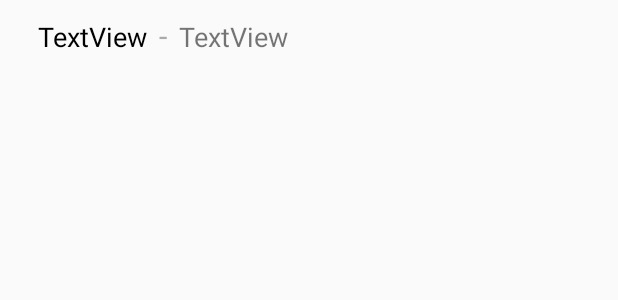
After one commit to LyanTorres/NFCBusinessCards, an Android app: the layout list_group.xml on its own in the app's theme, with its tools: preview values and no code run, on a phone screen of 412 x 824 dp. The commit adds this screen. Shown: the top 300 px of the screen. Run offline under Robolectric (Android 15) with nearby library versions, the light colour scheme and no system bars.

Commit message:
reqorking adatabase to be able to populate expandable list view

```diff
--- a/TorresLyan_PP6/app/src/main/java/com/example/lyantorres/torreslyan_pp6/Objects/DatabaseHelper.java
+++ b/TorresLyan_PP6/app/src/main/java/com/example/lyantorres/torreslyan_pp6/Objects/DatabaseHelper.java
@@ -9,7 +9,7 @@ public final class DatabaseHelper {
 
     // REFS
     public static final String CONTACTINFO_REF = "contactInfo";
-    public final String SAVEDCARDS_REF = "savedCards";
+    public static final String SAVEDCARDS_REF = "savedCards";
 
     public static final String NAME_KEY = "name";
     public static final String JOBTITLE_KEY = "jobTitle";
--- a/TorresLyan_PP6/app/src/main/java/com/example/lyantorres/torreslyan_pp6/ProfileActivity.java
+++ b/TorresLyan_PP6/app/src/main/java/com/example/lyantorres/torreslyan_pp6/ProfileActivity.java
@@ -57,6 +57,8 @@ public class ProfileActivity extends AppCompatActivity implements ProfilePreview
 
     @Override
     public void saveToNFCWasClicked() {
+
+
 
         mNfcAdapter = NfcAdapter.getDefaultAdapter(this);
         mNfcPendingIntent = PendingIntent.getActivity(this, 0,
--- a/TorresLyan_PP6/app/src/main/res/layout/fragment_expanded_list.xml
+++ b/TorresLyan_PP6/app/src/main/res/layout/fragment_expanded_list.xml
@@ -10,7 +10,6 @@
         android:id="@android:id/empty"
         android:layout_width="wrap_content"
         android:layout_height="wrap_content"
-        android:layout_marginEnd="8dp"
         android:text="You have no saved cards"
         android:textSize="18sp"
         app:layout_constraintBottom_toBottomOf="parent"
--- /dev/null
+++ b/TorresLyan_PP6/app/src/main/res/layout/list_group.xml
@@ -0,0 +1,52 @@
+<?xml version="1.0" encoding="utf-8"?>
+<android.support.constraint.ConstraintLayout
+    xmlns:android="http://schemas.android.com/apk/res/android"
+    xmlns:app="http://schemas.android.com/apk/res-auto"
+    xmlns:tools="http://schemas.android.com/tools"
+    android:layout_width="match_parent"
+    android:layout_height="wrap_content">
+
+    <LinearLayout
+        android:layout_width="match_parent"
+        android:layout_height="match_parent"
+        android:orientation="horizontal"
+        tools:layout_editor_absoluteX="0dp"
+        tools:layout_editor_absoluteY="1dp">
+
+        <TextView
+            android:id="@+id/list_firstItem_TV"
+            android:layout_width="wrap_content"
+            android:layout_height="wrap_content"
+            android:layout_weight="0"
+            android:text="TextView"
+            android:textColor="@android:color/black"
+            android:textSize="18sp"
+            android:layout_marginTop="10dp"
+            android:layout_marginBottom="10dp"
+            android:layout_marginLeft="25dp"/>
+
+        <TextView
+            android:layout_width="wrap_content"
+            android:layout_height="wrap_content"
+            android:layout_marginLeft="8dp"
+            android:layout_marginRight="8dp"
+            android:layout_weight="0"
+            android:text="-"
+            android:textAlignment="center"
+            android:textColor="@android:color/darker_gray"
+            android:textSize="20sp"
+            android:layout_marginTop="10dp"
+            android:layout_marginBottom="10dp"/>
+
+        <TextView
+            android:id="@+id/list_secondItem_TV"
+            android:layout_width="wrap_content"
+            android:layout_height="wrap_content"
+            android:layout_weight="0"
+            android:text="TextView"
+            android:textSize="18sp"
+            android:layout_marginTop="10dp"
+            android:layout_marginBottom="10dp"/>
+    </LinearLayout>
+
+</android.support.constraint.ConstraintLayout>
```
Also changed, not shown: TorresLyan_PP6/app/src/main/java/com/example/lyantorres/torreslyan_pp6/HomeScreenActivity.java (+5 -4 lines), TorresLyan_PP6/app/src/main/java/com/example/lyantorres/torreslyan_pp6/Objects/ExpandableListAdapter.java (added, +95 -0 lines), TorresLyan_PP6/app/src/main/java/com/example/lyantorres/torreslyan_pp6/fragments/ExpandedListFragment.java (+102 -3 lines), TorresLyan_PP6/app/src/main/java/com/example/lyantorres/torreslyan_pp6/fragments/ProfilePreviewFragment.java (+7 -2 lines), TorresLyan_PP6/app/src/main/res/layout/list_item.xml (added, +24 -0 lines).
